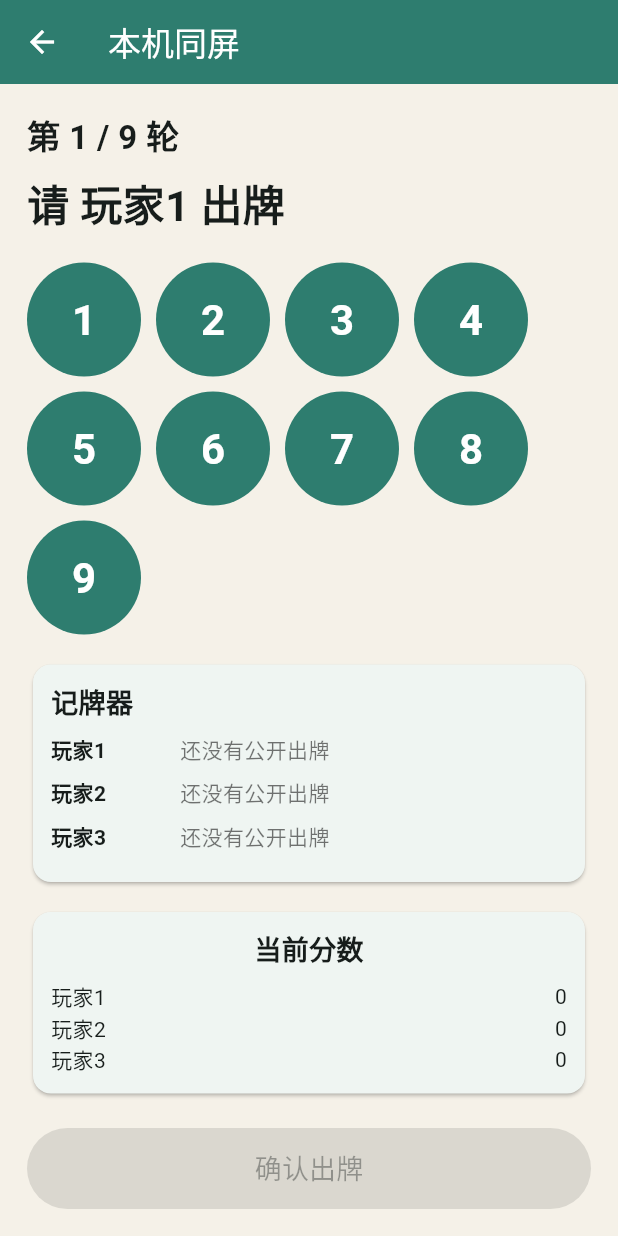
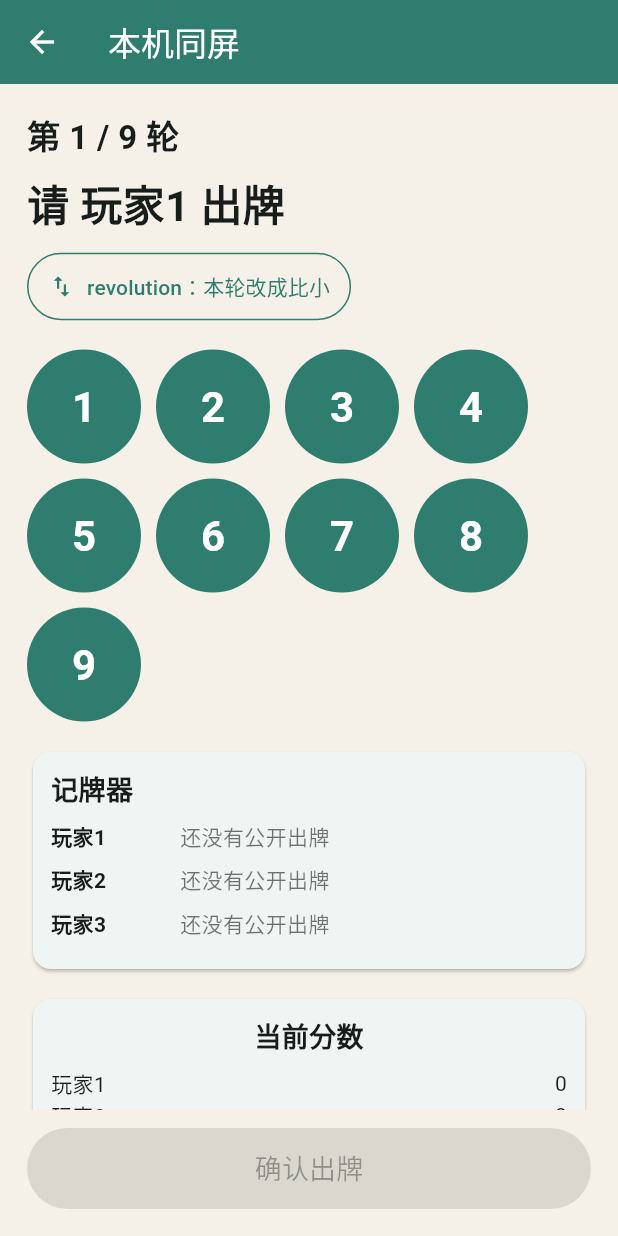
Before and after one commit to wzy884736285/jiupaiduofen, a Flutter app: the GamePage screen opened directly, after a tap on "开始游戏", on a phone screen of 412 x 824 dp. Run offline on Flutter 3.47's test engine with Material 3 defaults, Android fonts, the phone set to English and light mode, and no system bars; our stand-ins replace supabase_flutter; accounts and stored records are empty.

Commit message:
Add revolution round skill

```diff
--- a/lib/main.dart
+++ b/lib/main.dart
@@ -124,6 +124,7 @@ class RoundResult {
     required this.pool,
     required this.winners,
     required this.reason,
+    required this.revolution,
   });
 
   final int round;
@@ -131,6 +132,7 @@ class RoundResult {
   final int pool;
   final List<int> winners;
   final String reason;
+  final bool revolution;
 }
 
 enum Phase { setup, choosing, reveal, finished }
@@ -149,6 +151,7 @@ class _GamePageState extends State<GamePage> {
   int currentPlayer = 0;
   int? selectedCard;
   int? lastSingleWinner;
+  bool revolutionRound = false;
 
   final nameControllers = List.generate(
     5,
@@ -176,6 +179,7 @@ class _GamePageState extends State<GamePage> {
       currentPlayer = 0;
       selectedCard = null;
       lastSingleWinner = null;
+      revolutionRound = false;
       currentPlays.clear();
       history.clear();
       latestResult = null;
@@ -208,11 +212,17 @@ class _GamePageState extends State<GamePage> {
     String reason;
 
     if (hasOne && hasNine) {
-      targetNumber = 1;
-      reason = '场上同时出现 1 和 9，本轮 1 获胜';
+      targetNumber = revolutionRound ? 9 : 1;
+      reason = revolutionRound
+          ? 'revolution！场上同时出现 1 和 9，本轮 9 获胜'
+          : '场上同时出现 1 和 9，本轮 1 获胜';
     } else {
-      targetNumber = values.reduce((a, b) => a > b ? a : b);
-      reason = '本轮最大数字是 $targetNumber';
+      targetNumber = revolutionRound
+          ? values.reduce((a, b) => a < b ? a : b)
+          : values.reduce((a, b) => a > b ? a : b);
+      reason = revolutionRound
+          ? 'revolution！本轮最小数字是 $targetNumber'
+          : '本轮最大数字是 $targetNumber';
     }
 
     final candidates = currentPlays.entries
@@ -246,6 +256,7 @@ class _GamePageState extends State<GamePage> {
       pool: pool,
       winners: winners,
       reason: reason,
+      revolution: revolutionRound,
     );
     history.add(latestResult!);
 
@@ -258,6 +269,7 @@ class _GamePageState extends State<GamePage> {
       round++;
       currentPlayer = 0;
       selectedCard = null;
+      revolutionRound = false;
       phase = Phase.choosing;
     });
   }
@@ -273,6 +285,15 @@ class _GamePageState extends State<GamePage> {
       currentPlayer = 0;
       selectedCard = null;
       lastSingleWinner = null;
+      revolutionRound = false;
+    });
+  }
+
+  void activateRevolution() {
+    if (currentPlays.isNotEmpty || revolutionRound) return;
+
+    setState(() {
+      revolutionRound = true;
     });
   }
 
@@ -350,6 +371,12 @@ class _GamePageState extends State<GamePage> {
         const SizedBox(height: 8),
         Text('请 ${player.name} 出牌',
             style: const TextStyle(fontSize: 28, fontWeight: FontWeight.bold)),
+        const SizedBox(height: 10),
+        buildRevolutionButton(
+          active: revolutionRound,
+          enabled: currentPlays.isEmpty && !revolutionRound,
+          onPressed: activateRevolution,
+        ),
         const SizedBox(height: 18),
         Wrap(
           spacing: 10,
@@ -492,6 +519,25 @@ class CardMemoryLine {
   final List<int> cards;
 }
 
+Widget buildRevolutionButton({
+  required bool active,
+  required bool enabled,
+  required VoidCallback onPressed,
+}) {
+  return OutlinedButton.icon(
+    onPressed: enabled ? onPressed : null,
+    icon: const Icon(Icons.swap_vert),
+    label: Text(active ? 'revolution 已启动：本轮比小' : 'revolution：本轮改成比小'),
+    style: OutlinedButton.styleFrom(
+      foregroundColor: active ? const Color(0xFFE09F3E) : const Color(0xFF2E7D6F),
+      side: BorderSide(
+        color: active ? const Color(0xFFE09F3E) : const Color(0xFF2E7D6F),
+      ),
+      padding: const EdgeInsets.symmetric(vertical: 12, horizontal: 14),
+    ),
+  );
+}
+
 Widget buildScoreBoard(List<ScoreLine> scores) {
   return Card(
     child: Padding(
@@ -621,6 +667,7 @@ class OnlineRoundResult {
     required this.pool,
     required this.winnerIds,
     required this.reason,
+    required this.revolution,
   });
 
   final int round;
@@ -628,6 +675,7 @@ class OnlineRoundResult {
   final int pool;
   final List<String> winnerIds;
   final String reason;
+  final bool revolution;
 
   Map<String, dynamic> toJson() => {
         'round': round,
@@ -635,6 +683,7 @@ class OnlineRoundResult {
         'pool': pool,
         'winnerIds': winnerIds,
         'reason': reason,
+        'revolution': revolution,
       };
 
   factory OnlineRoundResult.fromJson(Map<String, dynamic> json) {
@@ -644,6 +693,7 @@ class OnlineRoundResult {
       pool: json['pool'] as int,
       winnerIds: List<String>.from(json['winnerIds'] as List),
       reason: json['reason'] as String,
+      revolution: (json['revolution'] as bool?) ?? false,
     );
   }
 }
@@ -656,6 +706,7 @@ class OnlineRoomState {
     this.round = 1,
     this.currentPlayerIndex = 0,
     this.lastSingleWinnerId,
+    this.revolutionRound = false,
     Map<String, int>? currentPlays,
     this.latestResult,
   }) : currentPlays = currentPlays ?? {};
@@ -665,6 +716,7 @@ class OnlineRoomState {
   int round;
   int currentPlayerIndex;
   String? lastSingleWinnerId;
+  bool revolutionRound;
   List<OnlinePlayer> players;
   Map<String, int> currentPlays;
   OnlineRoundResult? latestResult;
@@ -675,6 +727,7 @@ class OnlineRoomState {
         'round': round,
         'currentPlayerIndex': currentPlayerIndex,
         'lastSingleWinnerId': lastSingleWinnerId,
+        'revolutionRound': revolutionRound,
         'players': players.map((player) => player.toJson()).toList(),
         'currentPlays': currentPlays,
         'latestResult': latestResult?.toJson(),
@@ -687,6 +740,7 @@ class OnlineRoomState {
       round: json['round'] as int,
       currentPlayerIndex: json['currentPlayerIndex'] as int,
       lastSingleWinnerId: json['lastSingleWinnerId'] as String?,
+      revolutionRound: (json['revolutionRound'] as bool?) ?? false,
       players: (json['players'] as List<dynamic>)
           .map((item) => OnlinePlayer.fromJson(Map<String, dynamic>.from(item as Map)))
           .toList(),
@@ -990,6 +1044,17 @@ class _OnlineGamePageState extends State<OnlineGamePage> {
       room!.currentPlays.clear();
       room!.latestResult = null;
       room!.lastSingleWinnerId = null;
+      room!.revolutionRound = false;
+    });
+    broadcastState();
+  }
+
+  void activateOnlineRevolution() {
+    if (!isHost || room == null) return;
+    if (room!.currentPlays.isNotEmpty || room!.revolutionRound) return;
+
+    setState(() {
+      room!.revolutionRound = true;
     });
     broadcastState();
   }
@@ -1017,11 +1082,17 @@ class _OnlineGamePageState extends State<OnlineGamePage> {
     String reason;
 
     if (hasOne && hasNine) {
-      targetNumber = 1;
-      reason = '场上同时出现 1 和 9，本轮 1 获胜';
+      targetNumber = currentRoom.revolutionRound ? 9 : 1;
+      reason = currentRoom.revolutionRound
+          ? 'revolution！场上同时出现 1 和 9，本轮 9 获胜'
+          : '场上同时出现 1 和 9，本轮 1 获胜';
     } else {
-      targetNumber = values.reduce((a, b) => a > b ? a : b);
-      reason = '本轮最大数字是 $targetNumber';
+      targetNumber = currentRoom.revolutionRound
+          ? values.reduce((a, b) => a < b ? a : b)
+          : values.reduce((a, b) => a > b ? a : b);
+      reason = currentRoom.revolutionRound
+          ? 'revolution！本轮最小数字是 $targetNumber'
+          : '本轮最大数字是 $targetNumber';
     }
 
     final candidates = currentRoom.currentPlays.entries
@@ -1054,6 +1125,7 @@ class _OnlineGamePageState extends State<OnlineGamePage> {
       pool: pool,
       winnerIds: winnerIds,
       reason: reason,
+      revolution: currentRoom.revolutionRound,
     );
     currentRoom.currentPlays.clear();
     currentRoom.phase =
@@ -1065,6 +1137,7 @@ class _OnlineGamePageState extends State<OnlineGamePage> {
       room!.round++;
       room!.currentPlayerIndex = 0;
       room!.phase = OnlinePhase.choosing;
+      room!.revolutionRound = false;
       selectedCard = null;
     });
     broadcastState();
@@ -1142,7 +1215,13 @@ class _OnlineGamePageState extends State<OnlineGamePage> {
         Text(
           isMyTurn ? '轮到你出牌' : '等待 ${activePlayer.name} 出牌',
           style: const TextStyle(fontSize: 28, fontWeight: FontWeight.bold),
-          ),
+        ),
+        const SizedBox(height: 10),
+        buildRevolutionButton(
+          active: room!.revolutionRound,
+          enabled: isHost && room!.currentPlays.isEmpty && !room!.revolutionRound,
+          onPressed: activateOnlineRevolution,
+        ),
         const SizedBox(height: 18),
         if (me != null)
           Wrap(
```
Also changed, not shown: docs/assets/fonts/MaterialIcons-Regular.otf, 2 other files.
